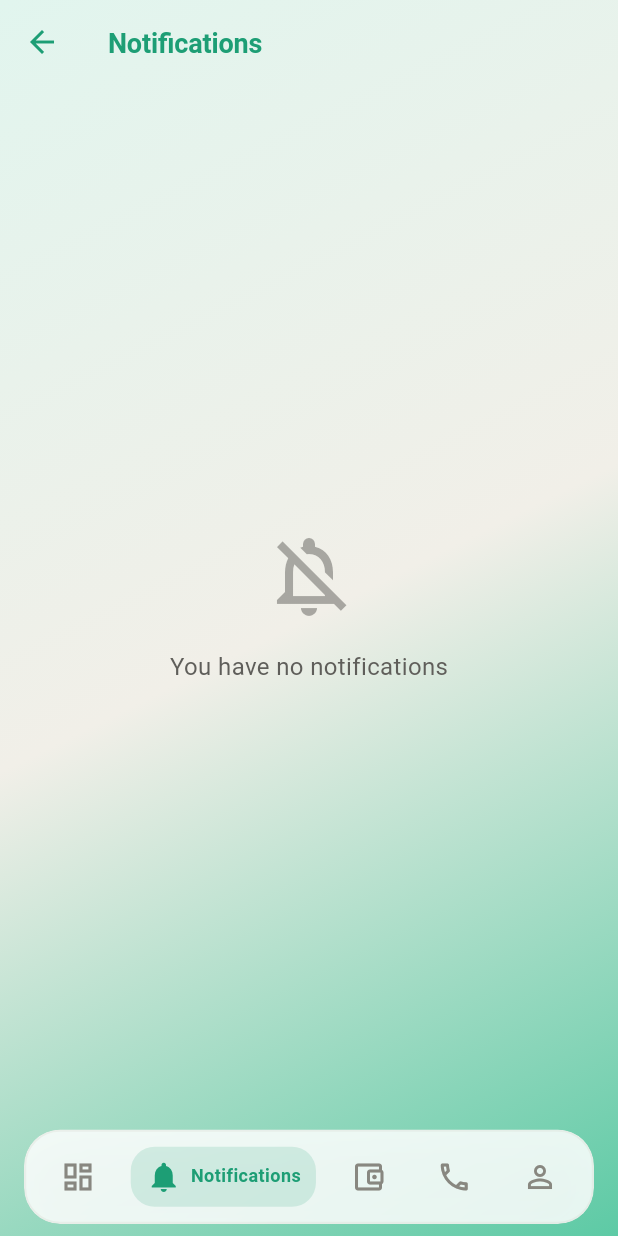
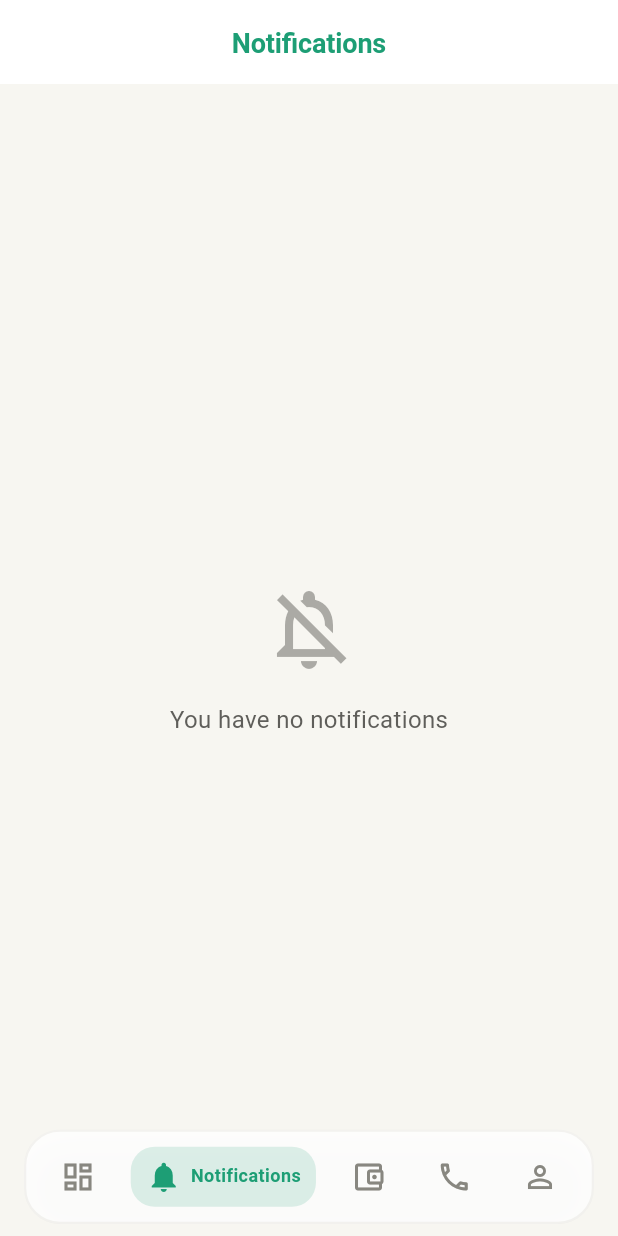
Before and after one commit to VladoDev/hueyappanv1, a Flutter app: the screen it shows once a user with an empty profile is signed in, item 2 of the bottom bar chosen, on a phone screen of 412 x 824 dp. Run offline on Flutter 3.47's test engine with Material 3 defaults, Android fonts, the phone set to English and light mode, and no system bars; our stand-ins replace cloud_firestore, drift, firebase_analytics, firebase_auth, firebase_core, firebase_crashlytics and 4 more; missing offline and left inert: flutter_recaptcha_v2_compat, flutter_ringtone_player; accounts and stored records are empty; generated files the repository leaves out were written again.

Commit message:
refactor: update UI layout, padding, and AppBar configuration across multiple feature screens

```diff
--- a/lib/src/core/theme/vecinal_theme.dart
+++ b/lib/src/core/theme/vecinal_theme.dart
@@ -858,6 +858,7 @@ ThemeData vecinalLightTheme() {
 
     // ── AppBar
     appBarTheme: AppBarTheme(
+      centerTitle:        true,
       backgroundColor:    c.surfacePrimary,
       foregroundColor:    c.textPrimary,
       elevation:          0,
@@ -1237,6 +1238,7 @@ ThemeData vecinalDarkTheme() {
     scaffoldBackgroundColor: c.surfaceTertiary,
 
     appBarTheme: AppBarTheme(
+      centerTitle:        true,
       backgroundColor:    c.surfacePrimary,
       foregroundColor:    c.textPrimary,
       elevation:          0,
--- a/lib/src/features/notifications/presentation/screens/notifications_screen.dart
+++ b/lib/src/features/notifications/presentation/screens/notifications_screen.dart
@@ -18,33 +18,15 @@ class NotificationsScreen extends ConsumerWidget {
     final notificationsAsync = ref.watch(notificationsProvider);
 
     return Scaffold(
-      extendBodyBehindAppBar: true,
       appBar: AppBar(
+        centerTitle: true,
+        automaticallyImplyLeading: false,
         title: Text(
           l10n.navNotifications,
           style: TextStyle(color: vc.primaryDefault, fontWeight: FontWeight.bold),
         ),
-        backgroundColor: Colors.transparent,
-        elevation: 0,
-        leading: IconButton(
-          icon: Icon(Icons.arrow_back, color: vc.primaryDefault),
-          onPressed: () => context.pop(),
-        ),
       ),
-      body: Stack(
-        children: [
-          // Fondo degradado
-          Container(
-            decoration: BoxDecoration(
-              gradient: LinearGradient(
-                colors: [vc.primaryContainer, vc.surfaceSecondary, vc.primaryLight],
-                begin: Alignment.topLeft,
-                end: Alignment.bottomRight,
-              ),
-            ),
-          ),
-          SafeArea(
-            child: notificationsAsync.when(
+      body: notificationsAsync.when(
               data: (notifications) {
                 if (notifications.isEmpty) {
                   return Center(
@@ -76,9 +58,7 @@ class NotificationsScreen extends ConsumerWidget {
                 child: Text('Error al cargar notificaciones: $e', style: TextStyle(color: vc.destructive)),
               ),
             ),
-          ),
-        ],
-      ),
+
     );
   }
 }
```
Also changed, not shown: lib/src/features/contacts/presentation/screens/contacts_tab.dart (+9 -5 lines), lib/src/features/payments/presentation/screens/neighbor_payments_view.dart (+21 -5 lines).
